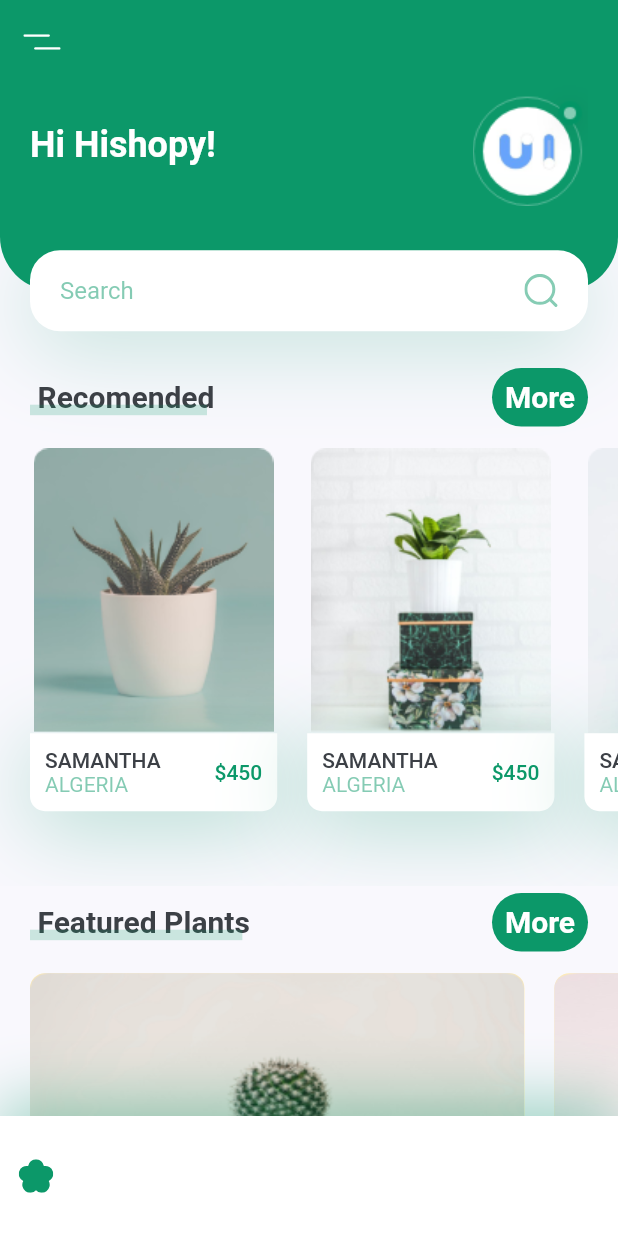
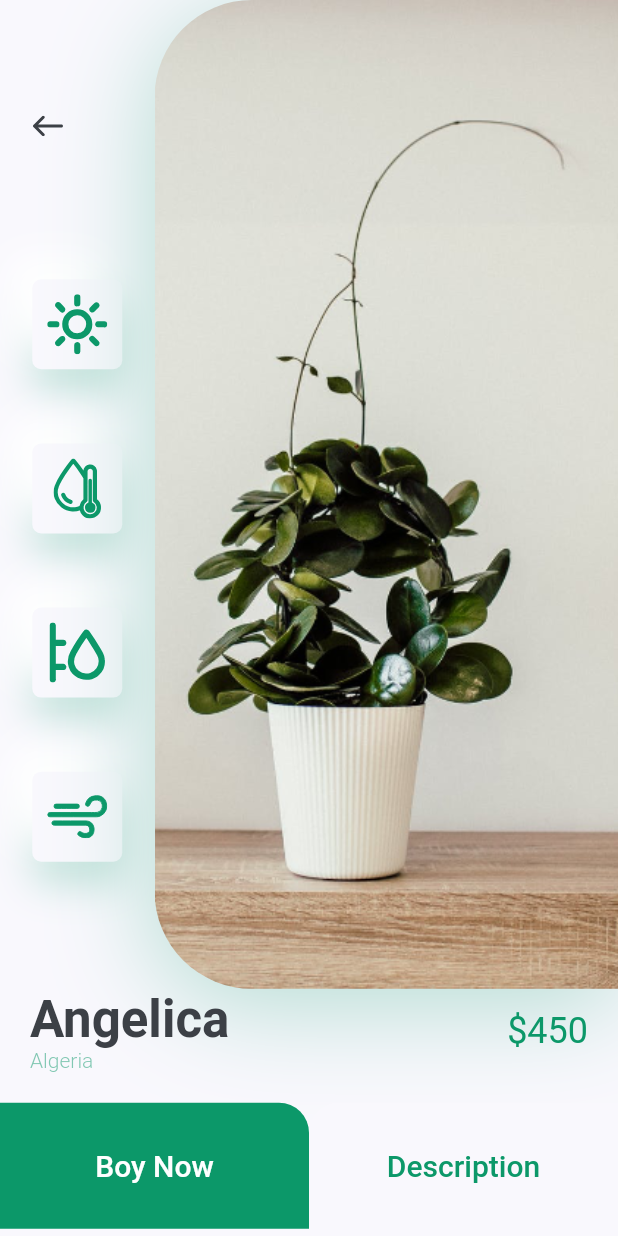
Before and after one commit to massoudsa55/Plants-UI-Flutter-App, a Flutter app: the screen it shows after launch, after a tap on an icon or button, on a phone screen of 412 x 824 dp. Run offline on Flutter 3.47's test engine with Material 2 defaults, Android fonts, the phone set to English and light mode, and no system bars; our stand-ins replace flutter_svg.

Commit message:
finalyse the Details Screen

```diff
--- /dev/null
+++ b/lib/Components/build_bottom_navigation_bar.dart
@@ -0,0 +1,48 @@
+import 'package:flutter/material.dart';
+import 'package:flutter_svg/svg.dart';
+import 'package:plants_ui_flutter_app/constants.dart';
+
+class BuildBottomNavigationBar extends StatelessWidget {
+  const BuildBottomNavigationBar({
+    Key? key,
+  }) : super(key: key);
+
+  @override
+  Widget build(BuildContext context) {
+    return Container(
+      padding: const EdgeInsets.only(
+        left: cDefaultPadding * 2,
+        right: cDefaultPadding * 2,
+        bottom: cDefaultPadding / 2,
+      ),
+      height: 80,
+      decoration: BoxDecoration(
+        color: Colors.white,
+        boxShadow: [
+          BoxShadow(
+            offset: const Offset(0, -10),
+            blurRadius: 35,
+            color: cPrimaryColor.withOpacity(0.38),
+          ),
+        ],
+      ),
+      child: Row(
+        mainAxisAlignment: MainAxisAlignment.spaceBetween,
+        children: [
+          IconButton(
+            onPressed: () {},
+            icon: SvgPicture.asset("assets/icons/flower.svg"),
+          ),
+          IconButton(
+            onPressed: () {},
+            icon: SvgPicture.asset("assets/icons/heart-icon.svg"),
+          ),
+          IconButton(
+            onPressed: () {},
+            icon: SvgPicture.asset("assets/icons/user-icon.svg"),
+          ),
+        ],
+      ),
+    );
+  }
+}
--- /dev/null
+++ b/lib/Screens/Details/Components/body.dart
@@ -0,0 +1,29 @@
+import 'package:flutter/material.dart';
+import 'package:plants_ui_flutter_app/constants.dart';
+
+import 'button_boy_and_description.dart';
+import 'image_and_icons.dart';
+import 'title_and_price.dart';
+
+class Body extends StatelessWidget {
+  const Body({super.key});
+
+  @override
+  Widget build(BuildContext context) {
+    var size = MediaQuery.of(context).size;
+    return SingleChildScrollView(
+      child: Column(
+        children: const [
+          ImageAndIcons(),
+          TitleAndPrice(
+            title: "Angelica",
+            country: "Algeria",
+            price: 450,
+          ),
+          SizedBox(height: cDefaultPadding),
+          ButtonBoyAndDescription(),
+        ],
+      ),
+    );
+  }
+}
--- /dev/null
+++ b/lib/Screens/Details/Components/button_boy_and_description.dart
@@ -0,0 +1,59 @@
+import 'package:flutter/material.dart';
+import 'package:plants_ui_flutter_app/constants.dart';
+
+class ButtonBoyAndDescription extends StatelessWidget {
+  const ButtonBoyAndDescription({
+    Key? key,
+  }) : super(key: key);
+
+  @override
+  Widget build(BuildContext context) {
+    var size = MediaQuery.of(context).size;
+    return Row(
+      children: [
+        SizedBox(
+          width: size.width * 0.5,
+          height: 84,
+          child: TextButton(
+            onPressed: () {},
+            style: TextButton.styleFrom(
+              backgroundColor: cPrimaryColor,
+              shape: const RoundedRectangleBorder(
+                borderRadius: BorderRadius.only(topRight: Radius.circular(20)),
+              ),
+            ),
+            child: const Text(
+              "Boy Now",
+              style: TextStyle(
+                color: Colors.white,
+                fontSize: 20,
+              ),
+            ),
+          ),
+        ),
+        Expanded(
+          child: SizedBox(
+            width: size.width * 0.5,
+            height: 84,
+            child: TextButton(
+              onPressed: () {},
+              style: TextButton.styleFrom(
+                backgroundColor: cBackgroundColor,
+                shape: const RoundedRectangleBorder(
+                  borderRadius: BorderRadius.only(topLeft: Radius.circular(20)),
+                ),
+              ),
+              child: const Text(
+                "Description",
+                style: TextStyle(
+                  color: cPrimaryColor,
+                  fontSize: 20,
+                ),
+              ),
+            ),
+          ),
+        ),
+      ],
+    );
+  }
+}
--- /dev/null
+++ b/lib/Screens/Details/Components/icon_card.dart
@@ -0,0 +1,45 @@
+import 'package:flutter/material.dart';
+import 'package:flutter_svg/svg.dart';
+import 'package:plants_ui_flutter_app/constants.dart';
+
+class IconCard extends StatelessWidget {
+  const IconCard({
+    Key? key,
+    required this.icon,
+    required this.press,
+  }) : super(key: key);
+
+  final String icon;
+  final void Function() press;
+
+  @override
+  Widget build(BuildContext context) {
+    var size = MediaQuery.of(context).size;
+    return GestureDetector(
+      onTap: press,
+      child: Container(
+        margin: EdgeInsets.symmetric(vertical: size.height * 0.03),
+        padding: const EdgeInsets.all(cDefaultPadding / 2),
+        height: 60,
+        width: 60,
+        decoration: BoxDecoration(
+          color: cBackgroundColor,
+          borderRadius: BorderRadius.circular(6),
+          boxShadow: [
+            BoxShadow(
+              offset: const Offset(0, 15),
+              blurRadius: 22,
+              color: cPrimaryColor.withOpacity(0.22),
+            ),
+            const BoxShadow(
+              offset: Offset(-15, -15),
+              blurRadius: 20,
+              color: Colors.white,
+            ),
+          ],
+        ),
+        child: SvgPicture.asset(icon),
+      ),
+    );
+  }
+}
--- /dev/null
+++ b/lib/Screens/Details/Components/image_and_icons.dart
@@ -0,0 +1,79 @@
+import 'package:flutter/material.dart';
+import 'package:flutter_svg/svg.dart';
+import 'package:plants_ui_flutter_app/constants.dart';
+
+import 'icon_card.dart';
+
+class ImageAndIcons extends StatelessWidget {
+  const ImageAndIcons({
+    Key? key,
+  }) : super(key: key);
+
+  @override
+  Widget build(BuildContext context) {
+    var size = MediaQuery.of(context).size;
+    return SingleChildScrollView(
+      child: OrientationBuilder(
+        builder: (context, orientation) => SizedBox(
+          height: orientation == Orientation.portrait
+              ? size.height * 0.8
+              : size.width * 0.8,
+          child: Row(
+            children: [
+              Expanded(
+                child: Padding(
+                  padding:
+                      const EdgeInsets.symmetric(vertical: cDefaultPadding * 3),
+                  child: Column(
+                    children: [
+                      Align(
+                        alignment: Alignment.topLeft,
+                        child: IconButton(
+                          padding: const EdgeInsets.symmetric(
+                              horizontal: cDefaultPadding),
+                          onPressed: () => Navigator.pop(context),
+                          icon: SvgPicture.asset(
+                            "assets/icons/back_arrow.svg",
+                          ),
+                        ),
+                      ),
+                      const Spacer(),
+                      IconCard(press: () {}, icon: "assets/icons/sun.svg"),
+                      IconCard(press: () {}, icon: "assets/icons/icon_2.svg"),
+                      IconCard(press: () {}, icon: "assets/icons/icon_3.svg"),
+                      IconCard(press: () {}, icon: "assets/icons/icon_4.svg"),
+                    ],
+                  ),
+                ),
+              ),
+              Container(
+                height: size.height * 0.8,
+                width: size.width * 0.75,
+                decoration: BoxDecoration(
+                  borderRadius: const BorderRadius.only(
+                    topLeft: Radius.circular(65),
+                    bottomLeft: Radius.circular(65),
+                  ),
+                  boxShadow: [
+                    BoxShadow(
+                      offset: const Offset(0, 10),
+                      blurRadius: 60,
+                      color: cPrimaryColor.withOpacity(0.3),
+                    ),
+                  ],
+                  image: const DecorationImage(
+                    fit: BoxFit.cover,
+                    alignment: Alignment.centerLeft,
+                    image: AssetImage(
+                      "assets/images/img.png",
+                    ),
+                  ),
+                ),
+              ),
+            ],
+          ),
+        ),
+      ),
+    );
+  }
+}
--- /dev/null
+++ b/lib/Screens/Details/Components/title_and_price.dart
@@ -0,0 +1,53 @@
+import 'package:flutter/material.dart';
+import 'package:plants_ui_flutter_app/constants.dart';
+
+class TitleAndPrice extends StatelessWidget {
+  const TitleAndPrice({
+    Key? key,
+    required this.title,
+    required this.country,
+    required this.price,
+  }) : super(key: key);
+
+  final String title, country;
+  final int price;
+
+  @override
+  Widget build(BuildContext context) {
+    return Padding(
+      padding: const EdgeInsets.symmetric(horizontal: cDefaultPadding),
+      child: Row(
+        children: [
+          RichText(
+            text: TextSpan(
+              children: [
+                TextSpan(
+                  text: "$title\n",
+                  style: Theme.of(context).textTheme.headline4?.copyWith(
+                        color: cTextColor,
+                        fontWeight: FontWeight.bold,
+                      ),
+                ),
+                TextSpan(
+                  text: country,
+                  style: TextStyle(
+                    color: cPrimaryColor.withOpacity(0.5),
+                    fontWeight: FontWeight.w300,
+                  ),
+                ),
+              ],
+            ),
+          ),
+          const Spacer(),
+          Text(
+            "\$$price".toUpperCase(),
+            style: Theme.of(context)
+                .textTheme
+                .headline5
+                ?.copyWith(color: cPrimaryColor),
+          ),
+        ],
+      ),
+    );
+  }
+}
--- /dev/null
+++ b/lib/Screens/Details/details_screen.dart
@@ -0,0 +1,14 @@
+import 'package:flutter/material.dart';
+
+import 'Components/body.dart';
+
+class DetailsScreen extends StatelessWidget {
+  const DetailsScreen({super.key});
+
+  @override
+  Widget build(BuildContext context) {
+    return const Scaffold(
+      body: Body(),
+    );
+  }
+}
--- a/lib/Screens/Home/Components/body.dart
+++ b/lib/Screens/Home/Components/body.dart
@@ -11,7 +11,6 @@ class Body extends StatelessWidget {
 
   @override
   Widget build(BuildContext context) {
-    Size size = MediaQuery.of(context).size;
     return SingleChildScrollView(
       child: Column(
         children: [
--- a/lib/Screens/Home/Components/featured_plants.dart
+++ b/lib/Screens/Home/Components/featured_plants.dart
@@ -54,7 +54,7 @@ class FeaturedPlantCard extends StatelessWidget {
           borderRadius: BorderRadius.circular(10),
           image: DecorationImage(
             image: AssetImage(image),
-            fit: BoxFit.fill,
+            fit: BoxFit.cover,
           ),
         ),
       ),
--- a/lib/Screens/Home/Components/recomends_plants.dart
+++ b/lib/Screens/Home/Components/recomends_plants.dart
@@ -1,10 +1,20 @@
 import 'package:flutter/material.dart';
+import 'package:plants_ui_flutter_app/Screens/Details/details_screen.dart';
 import 'package:plants_ui_flutter_app/constants.dart';
 
 class RecomendsPlants extends StatelessWidget {
   const RecomendsPlants({
     Key? key,
   }) : super(key: key);
+
+  void goToDetailsScreen(BuildContext context) {
+    Navigator.push(
+      context,
+      MaterialPageRoute(
+        builder: (context) => const DetailsScreen(),
+      ),
+    );
+  }
 
   @override
   Widget build(BuildContext context) {
@@ -17,21 +27,21 @@ class RecomendsPlants extends StatelessWidget {
             title: "Samantha",
             country: "Algeria",
             price: 450,
-            press: () {},
+            press: () => goToDetailsScreen(context),
           ),
           RecomendPlanCard(
             image: "assets/images/image_2.png",
             title: "Samantha",
             country: "Algeria",
             price: 450,
-            press: () {},
+            press: () => goToDetailsScreen(context),
           ),
           RecomendPlanCard(
             image: "assets/images/image_3.png",
             title: "Samantha",
             country: "Algeria",
             price: 450,
-            press: () {},
+            press: () => goToDetailsScreen(context),
           ),
         ],
       ),
--- a/lib/Screens/Home/home_screen.dart
+++ b/lib/Screens/Home/home_screen.dart
@@ -1,5 +1,6 @@
 import 'package:flutter/material.dart';
 import 'package:flutter_svg/flutter_svg.dart';
+import 'package:plants_ui_flutter_app/Components/build_bottom_navigation_bar.dart';
 import 'package:plants_ui_flutter_app/constants.dart';
 
 import 'Components/body.dart';
@@ -12,27 +13,7 @@ class HomeScreen extends StatelessWidget {
     return Scaffold(
       appBar: buildAppBar(),
       body: const Body(),
-      bottomNavigationBar: Container(
-        height: 80,
-        //color: cPrimaryColor,
-        decoration: BoxDecoration(
-          color: Colors.white,
-          boxShadow: [
-            BoxShadow(
-              offset: const Offset(0, -10),
-              blurRadius: 35,
-              color: cPrimaryColor.withOpacity(0.38),
-            ),
-          ],
-        ),
-        child: Row(
-          children: [
-            IconButton(
-                onPressed: () {},
-                icon: SvgPicture.asset("assets/icons/flower.svg"))
-          ],
-        ),
-      ),
+      bottomNavigationBar: const BuildBottomNavigationBar(),
     );
   }
 
```
